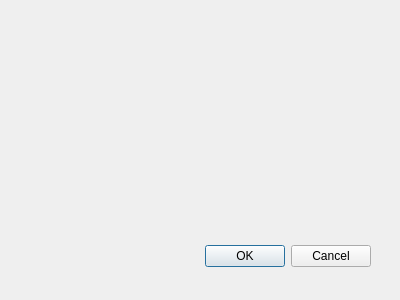
Old version of the form vtdownloader_dialog_base.ui in the repository Kanahiro/GSI-VTDownloader.
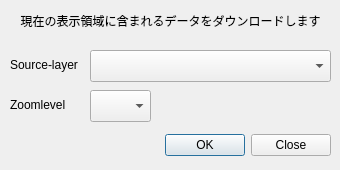
New version of the form.

The edit to the form file:
```diff
--- a/vtdownloader_dialog_base.ui
+++ b/vtdownloader_dialog_base.ui
@@ -1,31 +1,96 @@
 <ui version="4.0" >
  <class>VTDownloaderDialogBase</class>
- <widget class="QDialog" name="VTDownloaderDialogBase" >
-  <property name="geometry" >
+ <widget class="QDialog" name="VTDownloaderDialogBase">
+  <property name="geometry">
    <rect>
     <x>0</x>
     <y>0</y>
-    <width>400</width>
-    <height>300</height>
+    <width>340</width>
+    <height>170</height>
    </rect>
   </property>
   <property name="windowTitle" >
    <string>GSI-VTDownloader</string>
   </property>
-  <widget class="QDialogButtonBox" name="button_box" >
-   <property name="geometry" >
+  <widget class="QDialogButtonBox" name="button_box">
+   <property name="geometry">
     <rect>
-     <x>30</x>
-     <y>240</y>
+     <x>-10</x>
+     <y>130</y>
      <width>341</width>
-     <height>32</height>
+     <height>30</height>
     </rect>
    </property>
    <property name="orientation" >
     <enum>Qt::Horizontal</enum>
    </property>
-   <property name="standardButtons" >
-    <set>QDialogButtonBox::Cancel|QDialogButtonBox::Ok</set>
+   <property name="standardButtons">
+    <set>QDialogButtonBox::Close|QDialogButtonBox::Ok</set>
+   </property>
+   <property name="centerButtons">
+    <bool>false</bool>
+   </property>
+  </widget>
+  <widget class="QComboBox" name="sourcelayer_combobox">
+   <property name="geometry">
+    <rect>
+     <x>90</x>
+     <y>50</y>
+     <width>241</width>
+     <height>32</height>
+    </rect>
+   </property>
+  </widget>
+  <widget class="QLabel" name="label">
+   <property name="geometry">
+    <rect>
+     <x>10</x>
+     <y>50</y>
+     <width>90</width>
+     <height>30</height>
+    </rect>
+   </property>
+   <property name="text">
+    <string>Source-layer</string>
+   </property>
+  </widget>
+  <widget class="QLabel" name="label_2">
+   <property name="geometry">
+    <rect>
+     <x>10</x>
+     <y>90</y>
+     <width>90</width>
+     <height>30</height>
+    </rect>
+   </property>
+   <property name="text">
+    <string>Zoomlevel</string>
+   </property>
+  </widget>
+  <widget class="QComboBox" name="zoomlevel_combobox">
+   <property name="geometry">
+    <rect>
+     <x>90</x>
+     <y>90</y>
+     <width>61</width>
+     <height>32</height>
+    </rect>
+   </property>
+  </widget>
+  <widget class="QLabel" name="label_3">
+   <property name="geometry">
+    <rect>
+     <x>10</x>
+     <y>0</y>
+     <width>321</width>
+     <height>41</height>
+    </rect>
+   </property>
+   <property name="text">
+    <string>現在の表示領域に含まれるデータをダウンロードします</string>
+   </property>
+   <property name="alignment">
+    <set>Qt::AlignCenter</set>
    </property>
   </widget>
  </widget>
```
Left out of the diff: 31 changed lines with no effect on the pictures.
